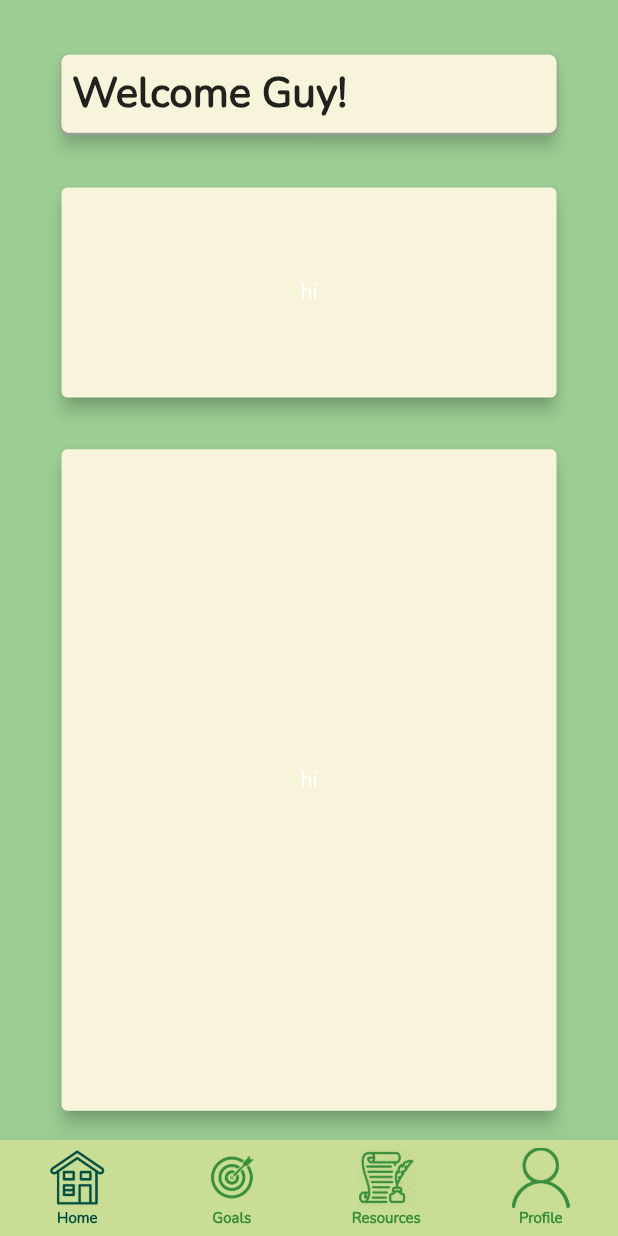
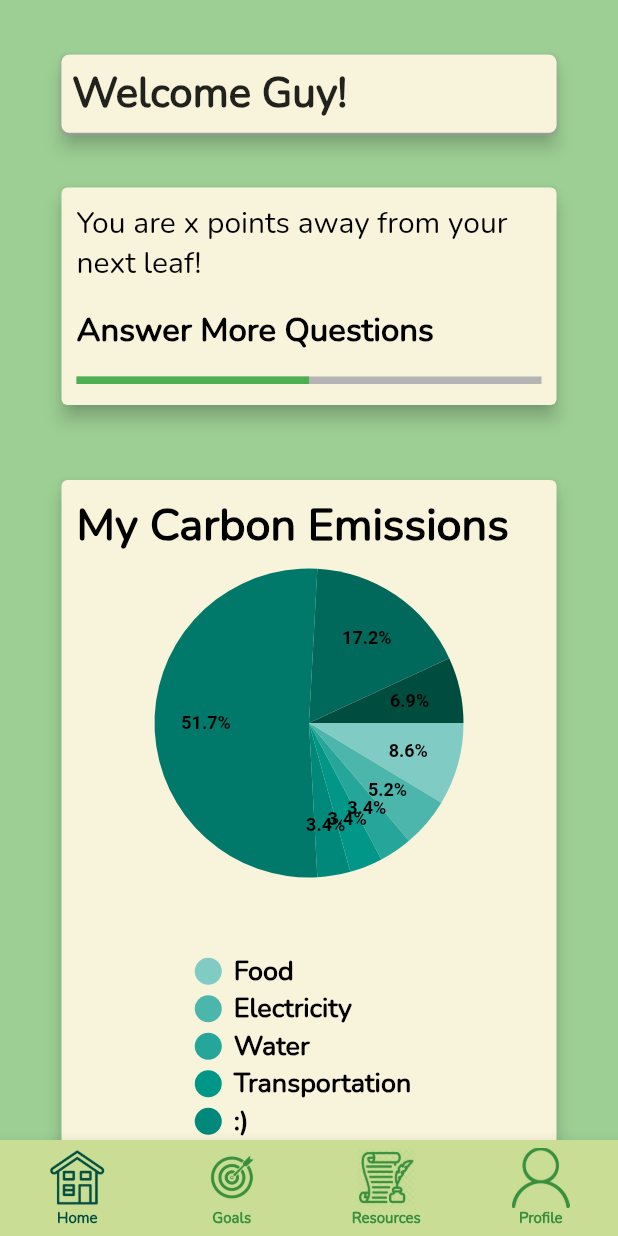
Before and after one commit to csc301-fall-2021/team-project-9-greenpeeps, a Flutter app: the Navigation screen opened by its route, on a phone screen of 412 x 824 dp. Run offline on Flutter 3.47's test engine with Material 2 defaults, Android fonts, the phone set to English and light mode, and no system bars; drawn by our look-alikes of pie_chart; our stand-ins replace firebase_core; missing offline and left inert: firebase_core_web; accounts and stored records are empty.

Commit message:
did appearances for homescreen widgets

```diff
--- a/green_peeps_app/lib/home_screen.dart
+++ b/green_peeps_app/lib/home_screen.dart
@@ -1,19 +1,53 @@
 import 'package:flutter/material.dart';
+import 'package:pie_chart/pie_chart.dart';
+
+Map<String, double> dataMap = {
+  "Food": 5,
+  "Electricity": 3,
+  "Water": 2,
+  "Transportation": 2,
+  ":)": 2,
+  ":(": 30,
+  ":/": 10,
+  ":O": 4
+};
+
+List<Color> colorList = <Color>[
+  Colors.teal.shade200,
+  Colors.teal.shade300,
+  Colors.teal.shade400,
+  Colors.teal,
+  Colors.teal.shade600,
+  Colors.teal.shade700,
+  Colors.teal.shade800,
+  Colors.teal.shade900
+];
 
 Widget _buildPopupDialog(BuildContext context) {
-  return AlertDialog(
+  return Dialog(
       backgroundColor: const Color.fromRGBO(248, 244, 219, 1),
-    title: const Text('TBD'),
-    content: const Text("what"),
+      shape: const RoundedRectangleBorder(
+          borderRadius: BorderRadius.all(Radius.circular(5.0))),
+      child: SizedBox(
+          width: MediaQuery.of(context)
+              .size
+              .width, //todo: Get width resizing to work"
+          height: 535,
+          child: Column(children: <Widget>[
+            AppBar(
+                backgroundColor: const Color.fromRGBO(248, 244, 219, 1),
+                elevation: 0,
+                toolbarHeight: 30,
+                automaticallyImplyLeading: false,
                 actions: <Widget>[
                   IconButton(
                       onPressed: () {
                         Navigator.of(context).pop();
                       },
                       icon: const Icon(Icons.close),
-      ),
-    ],
-  );
+                      color: Colors.black)
+                ]),
+          ])));
 }
 
 class HomeScreen extends StatefulWidget {
@@ -68,9 +102,38 @@ class _HomeScreenState extends State<HomeScreen> {
             (BuildContext context, int index) {
               return Container(
                 alignment: Alignment.center,
-                height: 140,
+                height: 145,
                 child: ElevatedButton(
-                    child: const Text("hi"),
+                    child: Container(
+                        padding: const EdgeInsets.all(10.0),
+                        width: 330,
+                        height: 145,
+                        child: Column(
+                            mainAxisSize: MainAxisSize.min,
+                            crossAxisAlignment: CrossAxisAlignment.start,
+                            children: const <Widget>[
+                              Text("You are x points away from your next leaf!",
+                                  style: TextStyle(
+                                      fontSize: 20,
+                                      color: Colors.black,
+                                      fontFamily: "Nunito")),
+                              Divider(color: Color.fromRGBO(248, 244, 219, 1)),
+                              Text("Answer More Questions",
+                                  style: TextStyle(
+                                      fontSize: 22,
+                                      fontWeight: FontWeight.bold,
+                                      color: Colors.black,
+                                      fontFamily: "Nunito")),
+                              Divider(color: Color.fromRGBO(248, 244, 219, 1)),
+                              LinearProgressIndicator(
+                                backgroundColor:
+                                    Color.fromRGBO(180, 180, 180, 1),
+                                valueColor:
+                                    AlwaysStoppedAnimation<Color>(Colors.green),
+                                value: 0.5,
+                                minHeight: 5,
+                              )
+                            ])),
                     onPressed: () {
                       showDialog(
                         context: context,
@@ -79,8 +142,9 @@ class _HomeScreenState extends State<HomeScreen> {
                       );
                     },
                     style: ElevatedButton.styleFrom(
+                        padding: const EdgeInsets.all(0),
                         primary: const Color.fromRGBO(248, 244, 219, 1),
-                        fixedSize: const Size(330, 140),
+                        fixedSize: const Size(330, 145),
                         elevation: 5)),
               );
             },
@@ -92,13 +156,48 @@ class _HomeScreenState extends State<HomeScreen> {
             (BuildContext context, int index) {
               return Container(
                 alignment: Alignment.center,
-                height: 510,
+                height: 700,
                 child: ElevatedButton(
-                    child: const Text("hi"),
+                    child: Container(
+                        padding: const EdgeInsets.all(10.0),
+                        width: 330,
+                        height: 600,
+                        child: Column(
+                            mainAxisSize: MainAxisSize.min,
+                            crossAxisAlignment: CrossAxisAlignment.start,
+                            children: <Widget>[
+                              const Text("My Carbon Emissions",
+                                  style: TextStyle(
+                                      fontSize: 30,
+                                      fontWeight: FontWeight.bold,
+                                      color: Colors.black,
+                                      fontFamily: "Nunito")),
+                              PieChart(
+                                dataMap: dataMap,
+                                chartLegendSpacing: 50,
+                                chartRadius:
+                                    MediaQuery.of(context).size.width / 2,
+                                colorList: colorList,
+                                legendOptions: const LegendOptions(
+                                    legendPosition: LegendPosition.bottom,
+                                    legendTextStyle: TextStyle(
+                                        fontSize: 18,
+                                        fontWeight: FontWeight.bold,
+                                        color: Colors.black)),
+                                chartValuesOptions: const ChartValuesOptions(
+                                  showChartValueBackground: false,
+                                  showChartValues: true,
+                                  showChartValuesInPercentage: true,
+                                  showChartValuesOutside: false,
+                                  decimalPlaces: 1,
+                                ),
+                              )
+                            ])),
                     onPressed: () {},
                     style: ElevatedButton.styleFrom(
+                        padding: const EdgeInsets.all(0),
                         primary: const Color.fromRGBO(248, 244, 219, 1),
-                        fixedSize: const Size(330, 441),
+                        fixedSize: const Size(330, 600),
                         elevation: 5)),
               );
             },
@@ -106,6 +205,7 @@ class _HomeScreenState extends State<HomeScreen> {
           ),
         ),
         SliverList(
+          // todo: box resizes with text
           delegate: SliverChildBuilderDelegate(
             (BuildContext context, int index) {
               return Container(
--- a/green_peeps_app/lib/resourcesScreen.dart
+++ /dev/null
@@ -1,8 +0,0 @@
-import 'package:flutter/material.dart';
-
-class resourcesScreen extends StatelessWidget {
-  @override
-  Widget build(BuildContext context) {
-    return Center(child: Text("Resources"));
-  }
-}
--- a/green_peeps_app/pubspec.yaml
+++ b/green_peeps_app/pubspec.yaml
@@ -30,6 +30,7 @@ dependencies:
   flutter:
     sdk: flutter
   firebase_core: "^1.7.0"
+  pie_chart: "5.0.1"
 
 
   # The following adds the Cupertino Icons font to your application.
```
Lines whose indentation alone changed are shown as unchanged.
